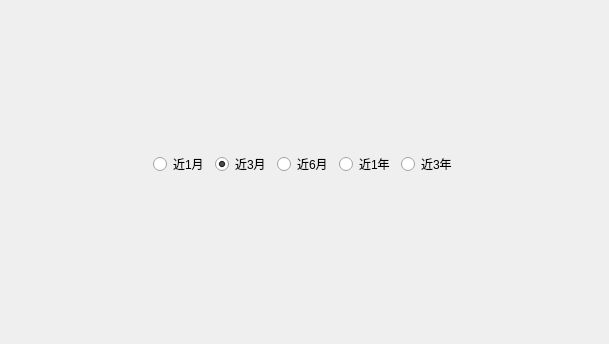
The window that form/fund_chart_dialog.ui (xuzhonglin/FundView) describes before a commit, drawn with Qt 5.
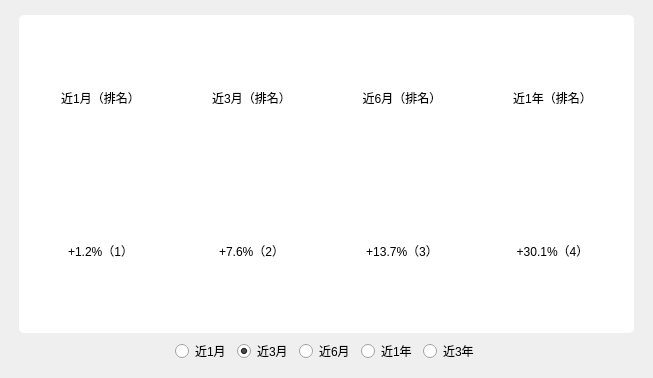
The same window after the commit.

Diff of the .ui file:
```diff
--- a/form/fund_chart_dialog.ui
+++ b/form/fund_chart_dialog.ui
@@ -6,8 +6,8 @@
    <rect>
     <x>0</x>
     <y>0</y>
-    <width>609</width>
-    <height>344</height>
+    <width>653</width>
+    <height>378</height>
    </rect>
   </property>
   <property name="windowTitle">
@@ -15,45 +15,141 @@
   </property>
   <layout class="QGridLayout" name="gridLayout">
    <property name="leftMargin">
-    <number>0</number>
+    <number>10</number>
    </property>
    <property name="topMargin">
-    <number>0</number>
+    <number>15</number>
    </property>
    <property name="rightMargin">
-    <number>0</number>
+    <number>10</number>
    </property>
    <property name="bottomMargin">
     <number>15</number>
    </property>
-   <item row="1" column="1">
-    <widget class="QRadioButton" name="oneMonthRadio">
-     <property name="text">
-      <string>近1月</string>
-     </property>
-    </widget>
-   </item>
-   <item row="1" column="6">
-    <spacer name="horizontalSpacer_2">
-     <property name="orientation">
-      <enum>Qt::Horizontal</enum>
-     </property>
-     <property name="sizeHint" stdset="0">
-      <size>
-       <width>40</width>
-       <height>20</height>
-      </size>
-     </property>
-    </spacer>
-   </item>
    <item row="0" column="0" colspan="7">
+    <widget class="QWidget" name="widget_2" native="true">
+     <layout class="QGridLayout" name="gridLayout_3">
+      <property name="topMargin">
+       <number>0</number>
+      </property>
+      <property name="bottomMargin">
+       <number>0</number>
+      </property>
+      <item row="0" column="0">
+       <widget class="QWidget" name="widget_3" native="true">
+        <property name="styleSheet">
+         <string notr="true">background-color: rgb(255, 255, 255);
+border-radius:5px;</string>
+        </property>
+        <layout class="QGridLayout" name="gridLayout_4">
+         <item row="0" column="0">
+          <widget class="QLabel" name="label">
+           <property name="text">
+            <string>近1月（排名）</string>
+           </property>
+           <property name="alignment">
+            <set>Qt::AlignCenter</set>
+           </property>
+          </widget>
+         </item>
+         <item row="0" column="1">
+          <widget class="QLabel" name="label_3">
+           <property name="text">
+            <string>近3月（排名）</string>
+           </property>
+           <property name="alignment">
+            <set>Qt::AlignCenter</set>
+           </property>
+          </widget>
+         </item>
+         <item row="0" column="2">
+          <widget class="QLabel" name="label_4">
+           <property name="text">
+            <string>近6月（排名）</string>
+           </property>
+           <property name="alignment">
+            <set>Qt::AlignCenter</set>
+           </property>
+          </widget>
+         </item>
+         <item row="0" column="3">
+          <widget class="QLabel" name="label_2">
+           <property name="text">
+            <string>近1年（排名）</string>
+           </property>
+           <property name="alignment">
+            <set>Qt::AlignCenter</set>
+           </property>
+          </widget>
+         </item>
+         <item row="1" column="0">
+          <widget class="QLabel" name="one_month_txt">
+           <property name="text">
+            <string>+1.2%（1）</string>
+           </property>
+           <property name="alignment">
+            <set>Qt::AlignCenter</set>
+           </property>
+          </widget>
+         </item>
+         <item row="1" column="1">
+          <widget class="QLabel" name="three_month_txt">
+           <property name="text">
+            <string>+7.6%（2）</string>
+           </property>
+           <property name="alignment">
+            <set>Qt::AlignCenter</set>
+           </property>
+          </widget>
+         </item>
+         <item row="1" column="2">
+          <widget class="QLabel" name="six_month_txt">
+           <property name="text">
+            <string>+13.7%（3）</string>
+           </property>
+           <property name="alignment">
+            <set>Qt::AlignCenter</set>
+           </property>
+          </widget>
+         </item>
+         <item row="1" column="3">
+          <widget class="QLabel" name="one_year_txt">
+           <property name="text">
+            <string>+30.1%（4）</string>
+           </property>
+           <property name="alignment">
+            <set>Qt::AlignCenter</set>
+           </property>
+          </widget>
+         </item>
+        </layout>
+       </widget>
+      </item>
+     </layout>
+    </widget>
+   </item>
+   <item row="2" column="4">
+    <widget class="QRadioButton" name="oneYearRadio">
+     <property name="text">
+      <string>近1年</string>
+     </property>
+    </widget>
+   </item>
+   <item row="2" column="3">
+    <widget class="QRadioButton" name="sixMonthRadio">
+     <property name="text">
+      <string>近6月</string>
+     </property>
+    </widget>
+   </item>
+   <item row="1" column="0" colspan="7">
     <layout class="QGridLayout" name="chartLayout">
      <property name="bottomMargin">
       <number>0</number>
      </property>
     </layout>
    </item>
-   <item row="1" column="0">
+   <item row="2" column="0">
     <spacer name="horizontalSpacer">
      <property name="orientation">
       <enum>Qt::Horizontal</enum>
@@ -66,14 +162,7 @@
      </property>
     </spacer>
    </item>
-   <item row="1" column="5">
-    <widget class="QRadioButton" name="threeYearRadio">
-     <property name="text">
-      <string>近3年</string>
-     </property>
-    </widget>
-   </item>
-   <item row="1" column="2">
+   <item row="2" column="2">
     <widget class="QRadioButton" name="threeMonthRadio">
      <property name="text">
       <string>近3月</string>
@@ -83,17 +172,30 @@
      </property>
     </widget>
    </item>
-   <item row="1" column="3">
-    <widget class="QRadioButton" name="sixMonthRadio">
+   <item row="2" column="1">
+    <widget class="QRadioButton" name="oneMonthRadio">
      <property name="text">
-      <string>近6月</string>
+      <string>近1月</string>
      </property>
     </widget>
    </item>
-   <item row="1" column="4">
-    <widget class="QRadioButton" name="oneYearRadio">
+   <item row="2" column="6">
+    <spacer name="horizontalSpacer_2">
+     <property name="orientation">
+      <enum>Qt::Horizontal</enum>
+     </property>
+     <property name="sizeHint" stdset="0">
+      <size>
+       <width>40</width>
+       <height>20</height>
+      </size>
+     </property>
+    </spacer>
+   </item>
+   <item row="2" column="5">
+    <widget class="QRadioButton" name="threeYearRadio">
      <property name="text">
-      <string>近1年</string>
+      <string>近3年</string>
      </property>
     </widget>
    </item>
```
